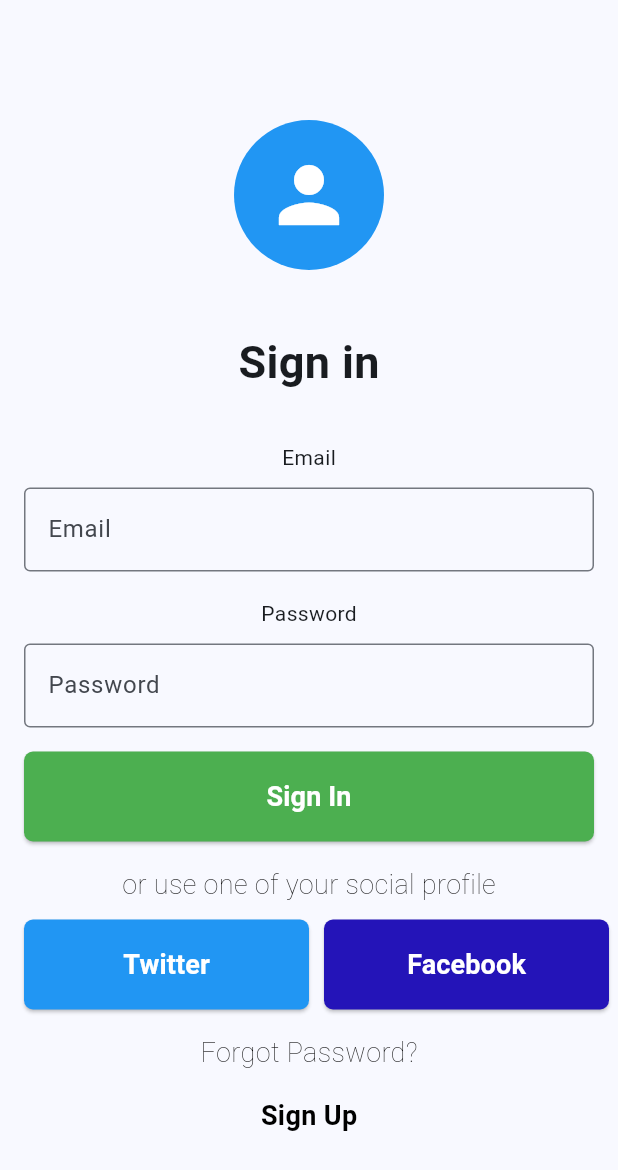
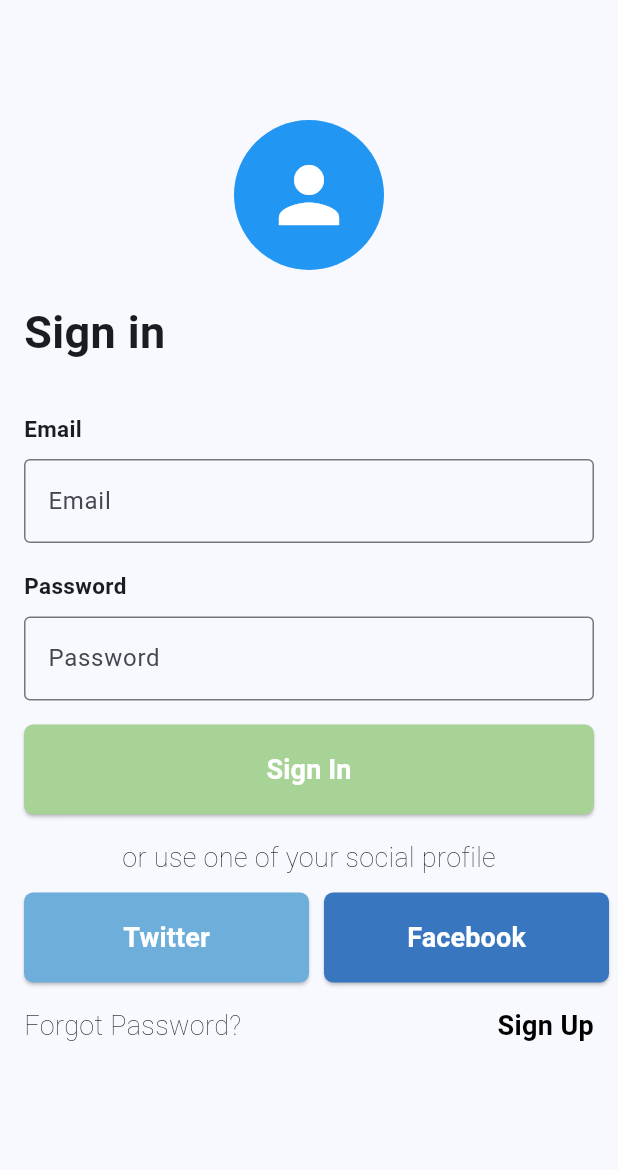
Before and after one commit to specialfox8/uas_ppb_5, a Flutter app: the screen it shows after launch, on a phone screen of 412 x 824 dp. Shown: the top 1170 px of the screen. Run offline on Flutter 3.47's test engine with Material 2 defaults, Android fonts, the phone set to English and light mode, and no system bars; our stand-ins replace firebase_auth, firebase_core; accounts and stored records are empty.

Commit message:
update loginscreen 1

```diff
--- a/lib/screens/login_screen.dart
+++ b/lib/screens/login_screen.dart
@@ -45,7 +45,8 @@ class _LoginScreenState extends State<LoginScreen> {
   @override
   Widget build(BuildContext context) {
     return Scaffold(
-      body: Form(
+      body: SingleChildScrollView(
+        child: Form(
           key: _formKey,
           child: Container(
             width: double.infinity,
@@ -53,19 +54,30 @@ class _LoginScreenState extends State<LoginScreen> {
             margin: const EdgeInsets.only(top: 64),
             padding: const EdgeInsets.all(16),
             child: Column(
+              crossAxisAlignment: CrossAxisAlignment.start,
               children: [
-              const CircleAvatar(
+                const Row(
+                  mainAxisAlignment: MainAxisAlignment.center,
+                  children: [
+                    // Your image widget goes here
+                    CircleAvatar(
                       radius: 50.0,
                       backgroundColor:
                           Colors.blue, // Gantilah dengan warna yang diinginkan
                       child: Icon(
                         Icons.person,
                         size: 60.0,
-                  color: Colors.white, // Gantilah dengan warna yang diinginkan
+                        color: Colors
+                            .white, // Gantilah dengan warna yang diinginkan
                       ),
                     ),
-              const SizedBox(height: 40),
-              const Text(
+                  ],
+                ),
+                const SizedBox(height: 20),
+                const Column(
+                  crossAxisAlignment: CrossAxisAlignment.start,
+                  children: [
+                    Text(
                       'Sign in',
                       textAlign: TextAlign.left,
                       style: TextStyle(
@@ -73,10 +85,16 @@ class _LoginScreenState extends State<LoginScreen> {
                         fontWeight: FontWeight.bold,
                       ),
                     ),
+                  ],
+                ),
                 const SizedBox(height: 32),
                 const Text(
                   'Email',
-                textAlign: TextAlign.start,
+                  style: TextStyle(
+                    fontSize: 15,
+                    fontWeight: FontWeight.bold,
+                  ),
+                  textAlign: TextAlign.left,
                 ),
                 const SizedBox(height: 10),
                 TextFormField(
@@ -90,6 +108,10 @@ class _LoginScreenState extends State<LoginScreen> {
                 const SizedBox(height: 18),
                 const Text(
                   'Password',
+                  style: TextStyle(
+                    fontSize: 15,
+                    fontWeight: FontWeight.bold,
+                  ),
                   textAlign: TextAlign.left,
                 ),
                 const SizedBox(height: 10),
@@ -122,7 +144,8 @@ class _LoginScreenState extends State<LoginScreen> {
                     }
                   },
                   style: ButtonStyle(
-                  backgroundColor: MaterialStateProperty.all(Colors.green),
+                    backgroundColor: MaterialStateProperty.all(
+                        const Color.fromRGBO(167, 211, 151, 1.000)),
                     minimumSize: MaterialStateProperty.all(
                         const Size(double.infinity, 60)),
                     shape: MaterialStateProperty.all<RoundedRectangleBorder>(
@@ -141,13 +164,21 @@ class _LoginScreenState extends State<LoginScreen> {
                   ),
                 ),
                 const SizedBox(height: 16),
-              const Text(
+                const Row(
+                  mainAxisAlignment: MainAxisAlignment.center,
+                  children: [
+                    // Your image widget goes here
+
+                    Text(
                       'or use one of your social profile',
                       style: TextStyle(
                         fontSize: 18,
                         fontWeight: FontWeight.w200,
                         color: Colors.black,
                       ),
+                      textAlign: TextAlign.center,
+                    ),
+                  ],
                 ),
                 Padding(
                   padding: const EdgeInsets.only(top: 10),
@@ -159,7 +190,8 @@ class _LoginScreenState extends State<LoginScreen> {
                           // Logic for the first button
                         },
                         style: ButtonStyle(
-                        backgroundColor: MaterialStateProperty.all(Colors.blue),
+                          backgroundColor: MaterialStateProperty.all(
+                              Color.fromARGB(255, 110, 174, 219)),
                           minimumSize:
                               MaterialStateProperty.all(const Size(190, 60)),
                           shape:
@@ -185,7 +217,7 @@ class _LoginScreenState extends State<LoginScreen> {
                         },
                         style: ButtonStyle(
                           backgroundColor: MaterialStateProperty.all(
-                            Color.fromARGB(255, 36, 20, 184)),
+                              const Color.fromRGBO(56, 118, 191, 1.000)),
                           minimumSize:
                               MaterialStateProperty.all(const Size(190, 60)),
                           shape:
@@ -208,7 +240,13 @@ class _LoginScreenState extends State<LoginScreen> {
                   ),
                 ),
                 const SizedBox(height: 16),
-              const Text(
+                const Row(
+                  children: [
+                    Expanded(
+                      child: Column(
+                        crossAxisAlignment: CrossAxisAlignment.start,
+                        children: [
+                          Text(
                             'Forgot Password?',
                             style: TextStyle(
                               fontSize: 18,
@@ -216,8 +254,15 @@ class _LoginScreenState extends State<LoginScreen> {
                               color: Colors.black,
                             ),
                           ),
-              const SizedBox(height: 16),
-              const Text(
+                        ],
+                      ),
+                    ),
+                    SizedBox(width: 10),
+                    Expanded(
+                      child: Column(
+                        crossAxisAlignment: CrossAxisAlignment.end,
+                        children: [
+                          Text(
                             'Sign Up',
                             style: TextStyle(
                               fontSize: 18,
@@ -228,6 +273,13 @@ class _LoginScreenState extends State<LoginScreen> {
                         ],
                       ),
                     ),
+                  ],
+                ),
+                const SizedBox(height: 16),
+              ],
+            ),
+          ),
+        ),
       ),
     );
   }
```
Lines whose indentation alone changed are shown as unchanged.
